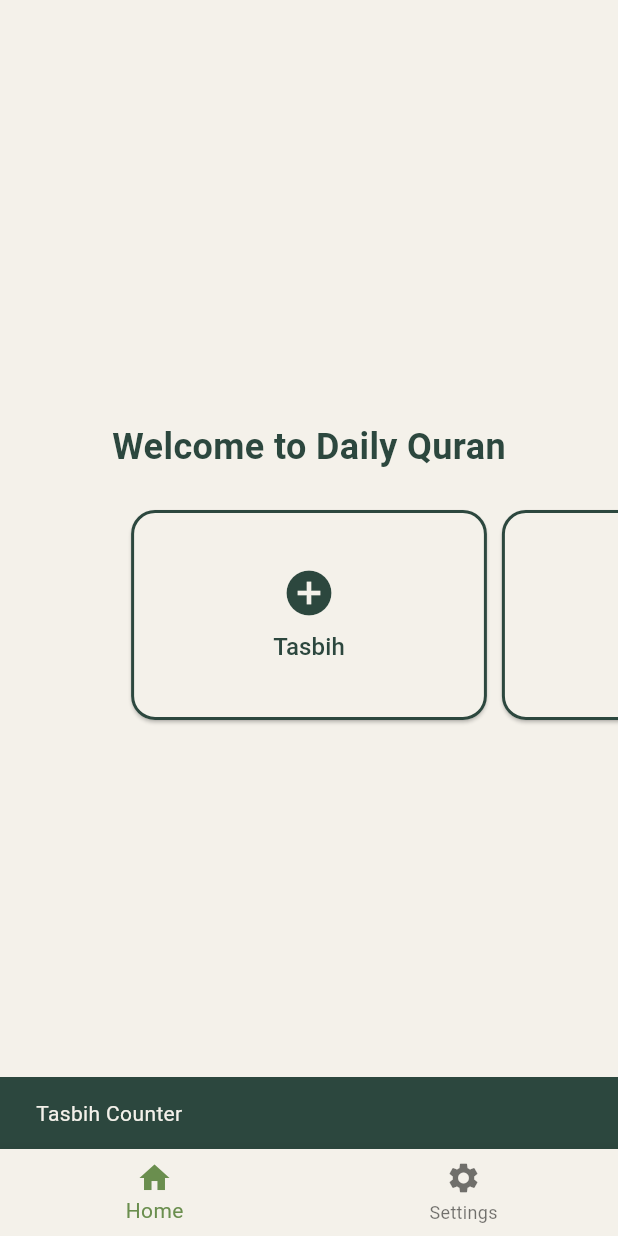
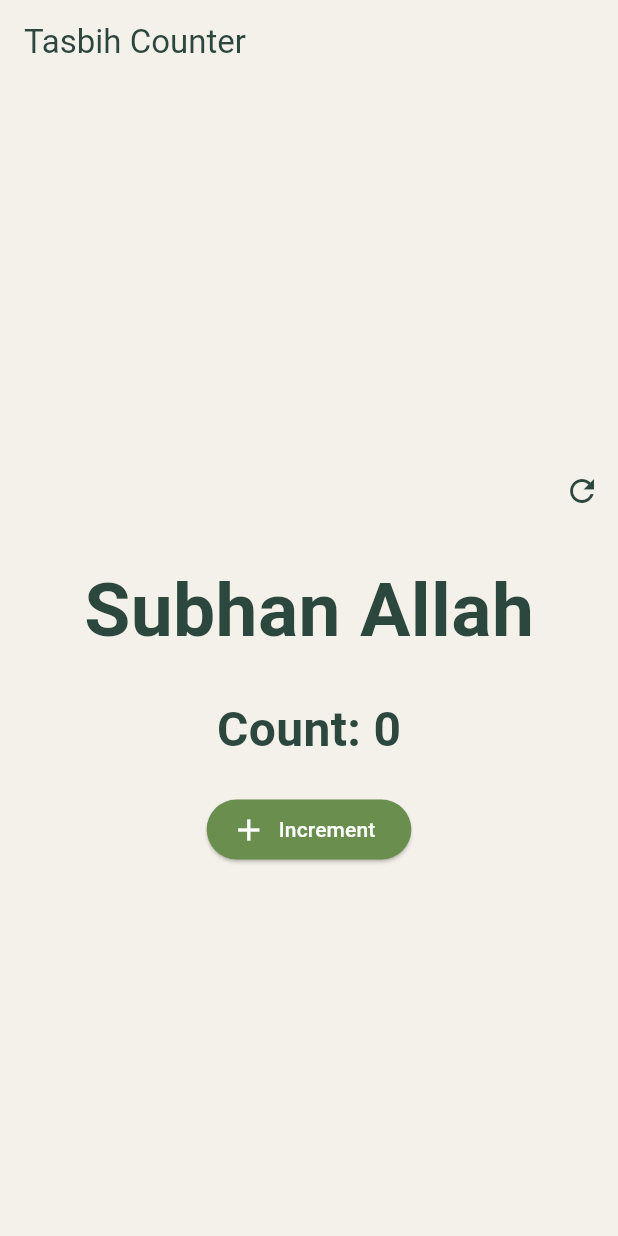
Before and after one commit to doctorajan98/daily-quran, a Flutter app: the screen it shows after launch, after a tap on "Tasbih", on a phone screen of 412 x 824 dp. Run offline on Flutter 3.47's test engine with Material 3 defaults, Android fonts, the phone set to English and light mode, and no system bars; our stand-ins replace equatable, flutter_bloc, go_router.

Commit message:
feat: implement tasbih counter

```diff
--- a/frontend/daily_quran/lib/app/router/app_router.dart
+++ b/frontend/daily_quran/lib/app/router/app_router.dart
@@ -2,6 +2,7 @@ import 'package:go_router/go_router.dart';
 
 // Screens imports
 import 'package:daily_quran/welcome_page.dart';
+import 'package:daily_quran/features/tasbih/presentation/pages/tasbih_page.dart';
 
 class AppRouter {
   static final GoRouter router = GoRouter(
@@ -12,6 +13,11 @@ class AppRouter {
         path: '/welcomePage',
         builder: (context, state) => const WelcomePage(),
       ),
+      GoRoute(
+        name: 'tasbihPage',
+        path: '/tasbihPage',
+        builder: (context, state) => const TasbihPage(),
+      ),
     ]
   );
 }
--- a/frontend/daily_quran/lib/features/tasbih/presentation/bloc/tasbih_bloc.dart
+++ b/frontend/daily_quran/lib/features/tasbih/presentation/bloc/tasbih_bloc.dart
@@ -3,18 +3,26 @@ import 'tasbih_event.dart';
 import 'tasbih_state.dart';
 
 class TasbihBloc extends Bloc<TasbihEvent, TasbihState> {
-  TasbihBloc() : super(const TasbihState(count: 0)) {
+  TasbihBloc() : super(const TasbihState(count: 0, dzikrIndex: 0)) {
 
     on<TasbihStarted>((event, emit) {
-      emit(const TasbihState(count: 0));
+      emit(const TasbihState(count: 0, dzikrIndex: 0));
     });
 
     on<TasbihIncrementPressed>((event, emit) {
+      final currentCount = state.count;
+      final currentDzikrIndex = state.dzikrIndex;
+      if (currentCount >= 33) {
+        if (currentDzikrIndex >= 2) {
+          emit(state.copyWith(count: 0, dzikrIndex: 0));
+        }
+        emit(state.copyWith(count: 0, dzikrIndex: state.dzikrIndex + 1));
+      }
       emit(state.copyWith(count: state.count + 1));
     });
 
     on<TasbihResetPressed>((event, emit) {
-      emit(state.copyWith(count: 0));
+      emit(state.copyWith(count: 0, dzikrIndex: 0));
     });
   }
 }
--- a/frontend/daily_quran/lib/features/tasbih/presentation/bloc/tasbih_state.dart
+++ b/frontend/daily_quran/lib/features/tasbih/presentation/bloc/tasbih_state.dart
@@ -2,12 +2,17 @@ import 'package:equatable/equatable.dart';
 
 class TasbihState extends Equatable {
   final int count;
-  const TasbihState({required this.count});
+  final int dzikrIndex;
+  const TasbihState({required this.count, required this.dzikrIndex});
+
 
   @override
   List<Object?> get props => [count];
 
-  TasbihState copyWith({int? count}) {
-    return TasbihState(count: count ?? this.count);
+  TasbihState copyWith({int? count, int? dzikrIndex}) {
+    return TasbihState(
+      count: count ?? this.count,
+      dzikrIndex: dzikrIndex ?? this.dzikrIndex,
+    );
   }
 }
--- /dev/null
+++ b/frontend/daily_quran/lib/features/tasbih/presentation/pages/tasbih_page.dart
@@ -0,0 +1,89 @@
+import 'package:flutter/material.dart';
+import 'package:flutter_bloc/flutter_bloc.dart';
+
+// Bloc imports
+import 'package:daily_quran/features/tasbih/presentation/bloc/tasbih_bloc.dart';
+import 'package:daily_quran/features/tasbih/presentation/bloc/tasbih_event.dart';
+import 'package:daily_quran/features/tasbih/presentation/bloc/tasbih_state.dart';
+
+class TasbihPage extends StatefulWidget {
+  const TasbihPage({super.key});
+
+  @override
+  State<TasbihPage> createState() => _TasbihPageState();
+}
+
+class _TasbihPageState extends State<TasbihPage> {
+  var currentTasbihCount = 0;
+  var currentDzikrIndex = 0;
+
+  var dzikrList = [
+    'Subhan Allah',
+    'Al-hamdu Lillah',
+    'Allahu Akbar',
+    ];
+
+  @override
+  void initState() {
+    super.initState();
+    currentTasbihCount = context.read<TasbihBloc>().state.count;
+    currentDzikrIndex = context.read<TasbihBloc>().state.dzikrIndex;
+  }
+
+  @override
+  Widget build(BuildContext context) {
+    return Scaffold(
+      appBar: AppBar(
+        title: Text('Tasbih Counter'),
+      ),
+      body: Center(
+        child: Column(
+          mainAxisAlignment: MainAxisAlignment.center,
+          children: [
+            Align(
+              alignment: Alignment.topRight,
+              child: IconButton(
+                onPressed: () {
+                  context.read<TasbihBloc>().add(TasbihResetPressed());
+                },
+                icon: Icon(Icons.refresh),
+              ),
+            ),
+            BlocBuilder<TasbihBloc, TasbihState>(
+              builder: (context, state) {
+                return Padding(
+                  padding: EdgeInsets.all(20),
+                    child:Text(
+                    style: TextStyle(fontSize: 50, fontWeight: FontWeight.bold),
+                    dzikrList[state.dzikrIndex],
+                  ),
+                );
+              },
+            ),
+            BlocBuilder<TasbihBloc, TasbihState>(
+              builder: (context, state) {
+                return Text(
+                  style: TextStyle(fontSize: 32, fontWeight: FontWeight.bold),
+                  'Count: ${state.count}',
+                );
+              },
+            ),
+            SizedBox(height: 20),
+            ElevatedButton.icon(
+              onPressed: () {
+                context.read<TasbihBloc>().add(TasbihIncrementPressed());
+              },
+              style: ElevatedButton.styleFrom(
+                iconSize: 24,
+                backgroundColor: Theme.of(context).colorScheme.primary,
+                foregroundColor: Theme.of(context).colorScheme.onPrimary,
+              ),
+              icon: Icon(Icons.add),
+              label: Text('Increment'),
+            ),
+          ],
+        )
+      ),
+    );
+  }
+}
--- a/frontend/daily_quran/lib/main.dart
+++ b/frontend/daily_quran/lib/main.dart
@@ -1,5 +1,6 @@
 import 'package:flutter/material.dart';
 import 'package:flutter_bloc/flutter_bloc.dart';
+// import 'package:flutter/rendering.dart';
 
 // Constants import
 import 'package:daily_quran/core/constants/app_constant.dart';
@@ -11,6 +12,7 @@ import 'package:daily_quran/app/router/app_router.dart';
 import 'package:daily_quran/features/tasbih/presentation/bloc/tasbih_bloc.dart';
 
 void main() {
+  // debugPaintSizeEnabled = true;
   runApp(
     MultiBlocProvider(
       providers: [
--- a/frontend/daily_quran/lib/welcome_page.dart
+++ b/frontend/daily_quran/lib/welcome_page.dart
@@ -1,4 +1,7 @@
 import 'package:flutter/material.dart';
+import 'package:go_router/go_router.dart';
+
+// Widgets imports
 import 'package:daily_quran/widgets/feature_box.dart';
 
 class WelcomePage extends StatefulWidget {
@@ -45,15 +48,15 @@ class _WelcomePageState extends State<WelcomePage> {
                 controller: _controller,
                 children: [
                   FeatureBox(icon: Icons.add_circle, title: "Tasbih", onTap: () {
-                    ScaffoldMessenger.of(context).showSnackBar(SnackBar(content: Text("Tasbih Counter"), duration: Duration(seconds: 1)));
+                    context.go('/tasbihPage');
                   }),
 
                   FeatureBox(icon: Icons.menu_book, title: "Quran", onTap: () {
-                    ScaffoldMessenger.of(context).showSnackBar(SnackBar(content: Text("Quran"), duration: Duration(seconds: 1)));
+                    ScaffoldMessenger.of(context).showSnackBar(SnackBar(content: Text("Quran Coming Soon"), duration: Duration(seconds: 1)));
                   }),
 
                   FeatureBox(icon: Icons.star, title: "Asmaul Husna", onTap: () {
-                    ScaffoldMessenger.of(context).showSnackBar(SnackBar(content: Text("Asmaul Husna"), duration: Duration(seconds: 1)));
+                    ScaffoldMessenger.of(context).showSnackBar(SnackBar(content: Text("Asmaul Husna Coming Soon"), duration: Duration(seconds: 1)));
                   }),
                 ],
               ),
@@ -61,12 +64,6 @@ class _WelcomePageState extends State<WelcomePage> {
           )
         ],
       ),
-      bottomNavigationBar: BottomNavigationBar(
-        items: [
-          BottomNavigationBarItem(icon: Icon(Icons.home), label: "Home"),
-          BottomNavigationBarItem(icon: Icon(Icons.settings), label: "Settings"),
-        ],
-      ),
     );
   }
 }
```
